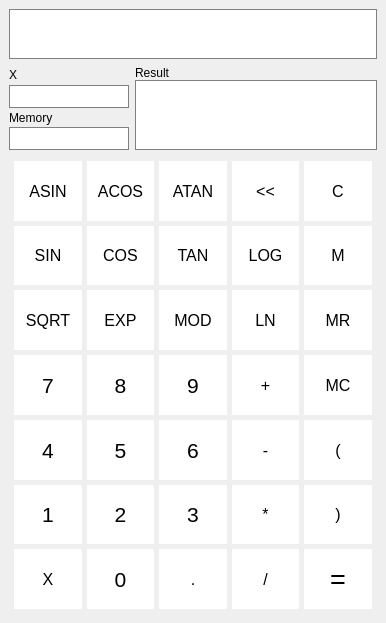
This is gui/mainwindow.ui in lmsnsk/exchange_3 as Qt 5 draws it before an edit. The edited form follows.
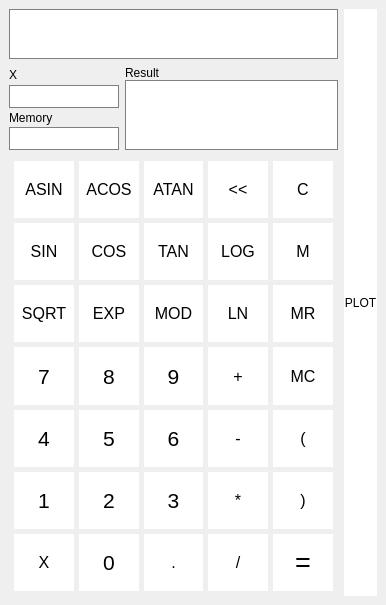
This is the edited form.

The edit to the form file:
```diff
--- a/gui/mainwindow.ui
+++ b/gui/mainwindow.ui
@@ -7,7 +7,7 @@
     <x>0</x>
     <y>0</y>
     <width>386</width>
-    <height>623</height>
+    <height>605</height>
    </rect>
   </property>
   <property name="sizePolicy">
@@ -16,6 +16,12 @@
     <verstretch>0</verstretch>
    </sizepolicy>
   </property>
+  <property name="minimumSize">
+   <size>
+    <width>386</width>
+    <height>0</height>
+   </size>
+  </property>
   <property name="windowTitle">
    <string>Calculator</string>
   </property>
@@ -68,23 +74,8 @@
      <height>0</height>
     </size>
    </property>
-   <layout class="QVBoxLayout" name="verticalLayout">
-    <item>
-     <widget class="QLineEdit" name="inputField">
-      <property name="minimumSize">
-       <size>
-        <width>0</width>
-        <height>50</height>
-       </size>
-      </property>
-      <property name="font">
-       <font>
-        <pointsize>12</pointsize>
-       </font>
-      </property>
-     </widget>
-    </item>
-    <item>
+   <layout class="QGridLayout" name="gridLayout">
+    <item row="1" column="0">
      <layout class="QHBoxLayout" name="horizontalLayout">
       <property name="spacing">
        <number>6</number>
@@ -227,7 +218,7 @@
       </item>
      </layout>
     </item>
-    <item>
+    <item row="2" column="0">
      <layout class="QGridLayout" name="gridLayoutBtn">
       <property name="leftMargin">
        <number>5</number>
@@ -1461,6 +1452,34 @@
       </item>
      </layout>
     </item>
+    <item row="0" column="0">
+     <widget class="QLineEdit" name="inputField">
+      <property name="minimumSize">
+       <size>
+        <width>0</width>
+        <height>50</height>
+       </size>
+      </property>
+      <property name="font">
+       <font>
+        <pointsize>12</pointsize>
+       </font>
+      </property>
+     </widget>
+    </item>
+    <item row="0" column="1" rowspan="3">
+     <widget class="QPushButton" name="pushButton">
+      <property name="sizePolicy">
+       <sizepolicy hsizetype="Preferred" vsizetype="Preferred">
+        <horstretch>0</horstretch>
+        <verstretch>0</verstretch>
+       </sizepolicy>
+      </property>
+      <property name="text">
+       <string>PLOT</string>
+      </property>
+     </widget>
+    </item>
    </layout>
   </widget>
   <widget class="QMenuBar" name="menubar">
```
Left out of the diff: 2 changed lines with no effect on the pictures.
